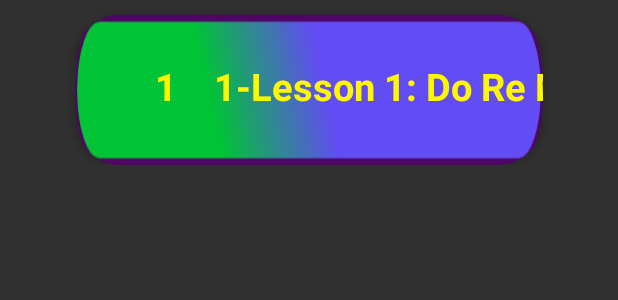
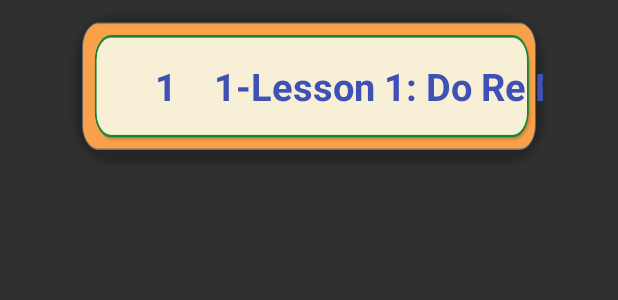
Before and after one commit to linhmiyano99/PianoForKid, an Android app: the layout leader_board_item.xml on its own in the app's theme, with its tools: preview values and no code run, on a phone screen of 412 x 824 dp. Shown: the top 300 px of the screen. Run offline under Robolectric (Android 15) with nearby library versions, the phone set to English and light mode, and no system bars; Roboto replaces fonts that are not available here.

Commit message:
fix UI leader board
fix lại UI

```diff
--- a/app/src/main/res/layout/activity_leader_board.xml
+++ b/app/src/main/res/layout/activity_leader_board.xml
@@ -4,7 +4,7 @@
     xmlns:tools="http://schemas.android.com/tools"
     android:layout_width="match_parent"
     android:layout_height="match_parent"
-    android:background="@drawable/bg_list_song"
+    android:background="@drawable/bg_item_list"
     tools:context=".view.activity.LeaderBoardActivity">
     <ScrollView
         android:layout_width="match_parent"
--- a/app/src/main/res/layout/leader_board_item.xml
+++ b/app/src/main/res/layout/leader_board_item.xml
@@ -16,7 +16,7 @@
         app:layout_constraintStart_toStartOf="parent"
         app:layout_constraintTop_toTopOf="parent">
         <androidx.constraintlayout.widget.ConstraintLayout
-            android:background="@drawable/item_leader"
+            android:background="@drawable/group_5"
             android:layout_width="match_parent"
             android:layout_height="match_parent">
 
@@ -26,7 +26,7 @@
                 android:layout_height="wrap_content"
                 android:layout_margin="@dimen/margin_detail"
                 android:text="@string/list_song_item"
-                android:textColor="#FFF700"
+                android:textColor="#3F51B5"
                 android:textSize="@dimen/text_size"
                 android:textStyle="bold"
                 app:layout_constraintBottom_toBottomOf="parent"
@@ -41,7 +41,7 @@
                 android:layout_height="wrap_content"
                 android:layout_margin="@dimen/margin_detail"
                 android:text="@string/_1"
-                android:textColor="#FFF700"
+                android:textColor="#3F51B5"
                 android:textSize="@dimen/text_size"
                 android:textStyle="bold"
                 app:layout_constraintBottom_toBottomOf="parent"
```
